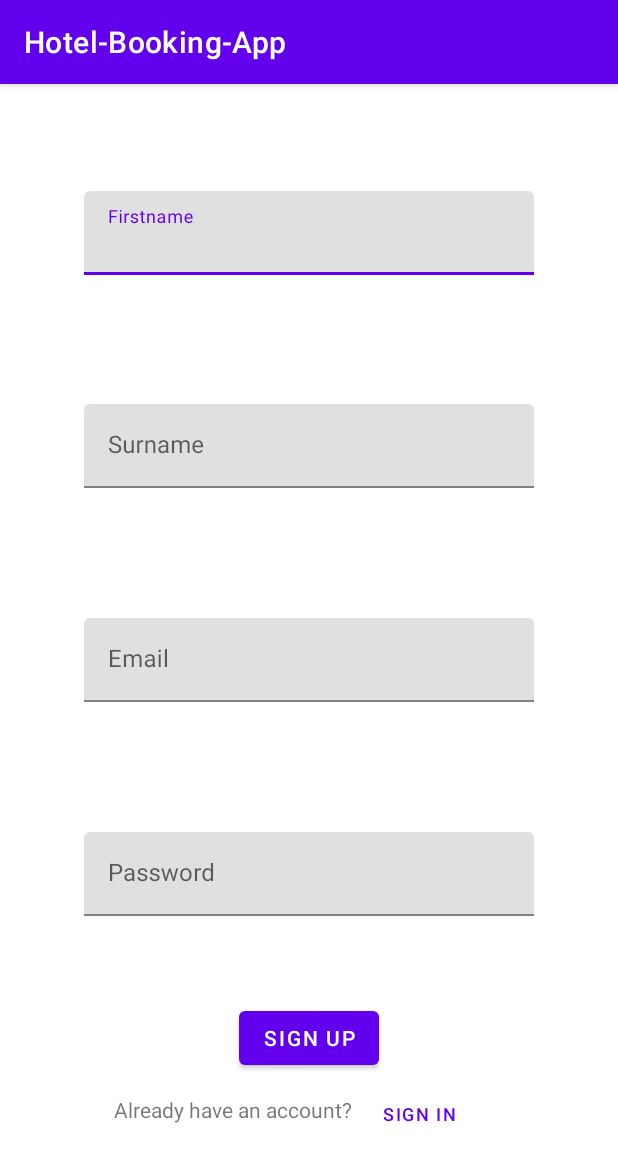
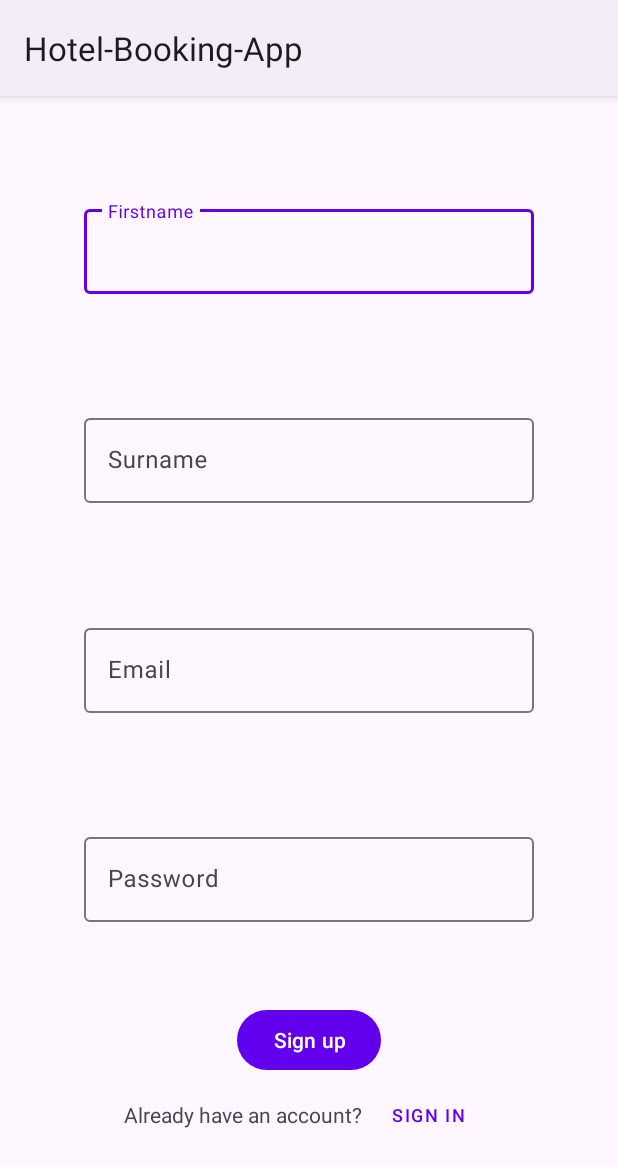
Before and after one commit to NghiaHaNgoc/HotelBookingApp, an Android app: the fragment SignUpFragment shown on its own in the app's theme, on a phone screen of 412 x 824 dp. Shown: the top 1167 px of the screen. Run offline under Robolectric (Android 15) with nearby library versions, the phone set to English and light mode, and no system bars; 1 statement that could not run was skipped.

Commit message:
Update Reservation status and change theme

```diff
--- a/app/src/main/java/com/hotel/hotel_booking_app/service/ReservationService.java
+++ b/app/src/main/java/com/hotel/hotel_booking_app/service/ReservationService.java
@@ -10,6 +10,7 @@ import retrofit2.http.Body;
 import retrofit2.http.GET;
 import retrofit2.http.Header;
 import retrofit2.http.POST;
+import retrofit2.http.Path;
 
 public interface ReservationService {
     @POST("user/reservation/add")
@@ -17,4 +18,7 @@ public interface ReservationService {
                                                   @Body Reservation.ReservationInput input);
     @GET("customer/reservation/list")
     Call<ApiResponse<List<Reservation>>> listReservation(@Header("Authorization") String authorization);
+
+    @POST("customer/reservation/{id}/cancel")
+    Call<ApiResponse<Reservation>> cancelReservation(@Header("Authorization") String authorization, @Path("id") int reservationId);
 }
--- a/app/src/main/res/layout/fragment_reservation_history_item.xml
+++ b/app/src/main/res/layout/fragment_reservation_history_item.xml
@@ -4,7 +4,8 @@
     android:layout_width="match_parent"
     android:layout_height="wrap_content"
     android:layout_margin="5dp"
-    android:elevation="10dp">
+    android:elevation="10dp"
+    app:cardCornerRadius="5dp">
 
     <LinearLayout
         android:layout_width="match_parent"
--- a/app/src/main/res/layout/fragment_reservation_success.xml
+++ b/app/src/main/res/layout/fragment_reservation_success.xml
@@ -118,6 +118,7 @@
     </androidx.cardview.widget.CardView>
 
     <LinearLayout
+        android:layout_marginTop="20dp"
         android:layout_width="match_parent"
         android:layout_height="wrap_content"
         android:gravity="center"
@@ -125,7 +126,7 @@
 
         <Button
             android:id="@+id/button_reservation_success_reservation_history"
-            style="@style/Widget.MaterialComponents.Button.OutlinedButton"
+            style="@style/Widget.Material3.Button.OutlinedButton"
             android:layout_width="0dp"
             android:layout_height="match_parent"
             android:layout_marginStart="20dp"
@@ -135,7 +136,7 @@
 
         <Button
             android:id="@+id/button_reservation_success_home"
-            style="@style/Widget.MaterialComponents.Button"
+            style="@style/Widget.Material3.Button"
             android:layout_width="0dp"
             android:layout_height="match_parent"
             android:layout_marginStart="10dp"
--- a/app/src/main/res/layout/fragment_sign_up.xml
+++ b/app/src/main/res/layout/fragment_sign_up.xml
@@ -92,17 +92,25 @@
         app:layout_constraintTop_toTopOf="parent"
         app:layout_constraintVertical_bias="0.85"/>
 
+    <LinearLayout
+        android:layout_width="match_parent"
+        android:layout_height="wrap_content"
+        android:orientation="horizontal"
+        android:gravity="center"
+        app:layout_constraintBottom_toBottomOf="parent"
+        app:layout_constraintEnd_toEndOf="parent"
+        app:layout_constraintStart_toStartOf="parent"
+        app:layout_constraintTop_toTopOf="parent"
+        app:layout_constraintVertical_bias="0.92"
+        >
+
+
     <TextView
         android:id="@+id/textView"
         android:layout_width="wrap_content"
         android:layout_height="wrap_content"
         android:text="@string/sign_up_have_account_question"
-        app:layout_constraintBottom_toBottomOf="parent"
-        app:layout_constraintEnd_toEndOf="parent"
-        app:layout_constraintHorizontal_bias="0.3"
-        app:layout_constraintStart_toStartOf="parent"
-        app:layout_constraintTop_toTopOf="parent"
-        app:layout_constraintVertical_bias="0.9" />
+        />
 
     <Button
         android:id="@+id/button_sign_up_to_sign_in"
@@ -111,10 +119,6 @@
         android:layout_height="wrap_content"
         android:text="@string/sign_in"
         android:textSize="12sp"
-        app:layout_constraintBottom_toBottomOf="parent"
-        app:layout_constraintEnd_toEndOf="parent"
-        app:layout_constraintHorizontal_bias="0.727"
-        app:layout_constraintStart_toStartOf="parent"
-        app:layout_constraintTop_toTopOf="parent"
-        app:layout_constraintVertical_bias="0.92" />
+         />
+    </LinearLayout>
 </androidx.constraintlayout.widget.ConstraintLayout>
--- a/app/src/main/res/values/strings.xml
+++ b/app/src/main/res/values/strings.xml
@@ -56,6 +56,7 @@
     <string name="room_number">Room number</string>
     <string name="floor">Floor</string>
     <string name="status">Status</string>
+    <string name="status_waiting">Waiting</string>
     <string name="status_open">Open</string>
     <string name="status_in_progress">In progress</string>
     <string name="status_end">End</string>
--- a/app/src/main/res/values/themes.xml
+++ b/app/src/main/res/values/themes.xml
@@ -1,6 +1,6 @@
 <resources xmlns:tools="http://schemas.android.com/tools">
     <!-- Base application theme. -->
-    <style name="Theme.HotelBookingApp" parent="Theme.MaterialComponents.DayNight.DarkActionBar">
+    <style name="Theme.HotelBookingApp" parent="Theme.Material3.Light">
         <!-- Primary brand color. -->
         <item name="colorPrimary">@color/purple_500</item>
         <item name="colorPrimaryVariant">@color/purple_700</item>
@@ -19,7 +19,7 @@
         <item name="windowNoTitle">true</item>
     </style>
 
-    <style name="Theme.HotelBookingApp.AppBarOverlay" parent="ThemeOverlay.AppCompat.Dark.ActionBar" />
+    <style name="Theme.HotelBookingApp.AppBarOverlay" parent="ThemeOverlay.MaterialComponents.Dark.ActionBar" />
 
     <style name="Theme.HotelBookingApp.PopupOverlay" parent="ThemeOverlay.AppCompat.Light" />
 </resources>
```
Also changed, not shown: app/src/main/java/com/hotel/hotel_booking_app/ui/reservation_history/ReservationHistoryDetailFragment.java (+41 -20 lines), app/src/main/java/com/hotel/hotel_booking_app/ui/reservation_history/ReservationHistoryFragment.java (+27 -23 lines), app/src/main/java/com/hotel/hotel_booking_app/ui/reservation_history/ReservationHistoryItemRecyclerViewAdapter.java (+8 -3 lines), app/src/main/res/layout/fragment_reservation_history_detail.xml (+4 -3 lines).
